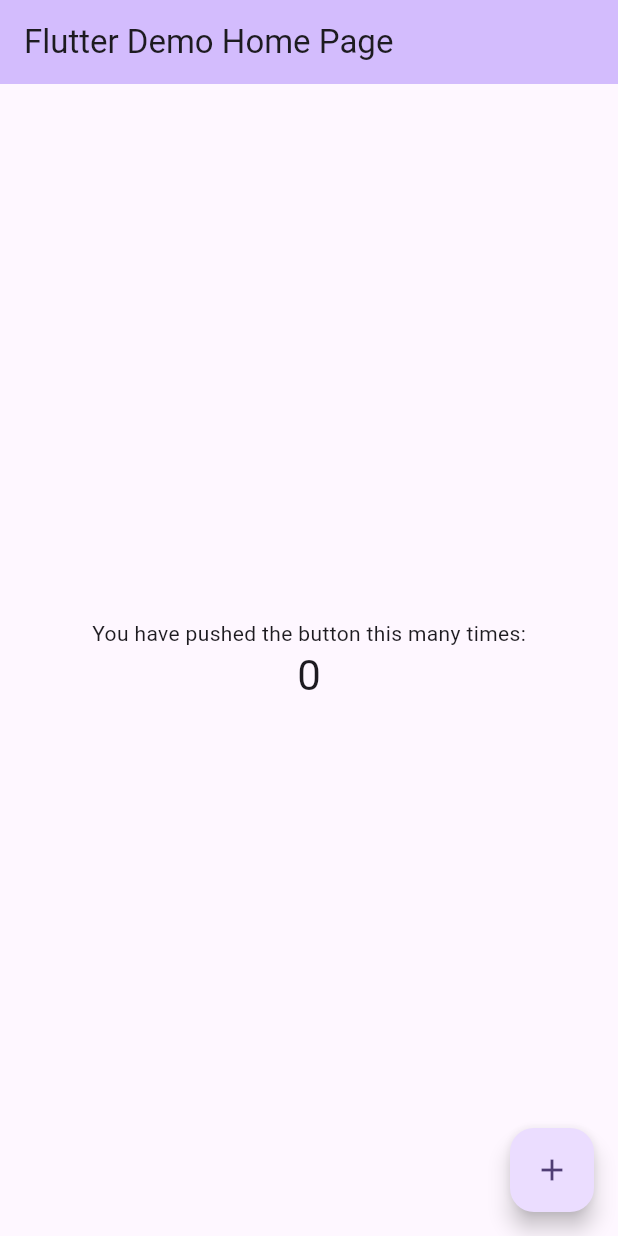
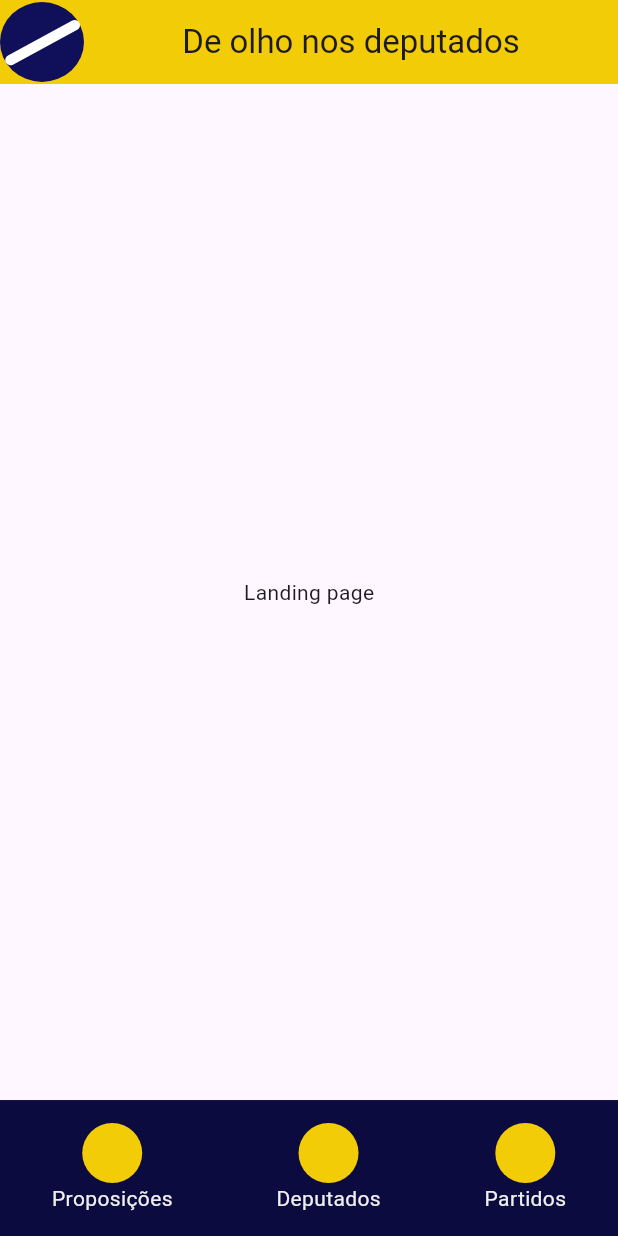
Before and after one commit to BrunoTochetto/Flutter-CamaraDeputados, a Flutter app: the screen it shows after launch, on a phone screen of 412 x 824 dp. Run offline on Flutter 3.47's test engine with Material 3 defaults, Android fonts, the phone set to English and light mode, and no system bars; our stand-ins replace flutter_svg.

Commit message:
feito as coisas de hj né, navegação

```diff
--- /dev/null
+++ b/camara_deputados/lib/core/colors.dart
@@ -0,0 +1,7 @@
+import 'dart:ui';
+
+class Cores {
+  static Color amareloDestaque = Color(0xFFF3CC08);
+  static Color azulEscurasso = Color(0xFF0C0B40);
+  static Color branco = Color(0xFFEFEFEF);
+}
--- a/camara_deputados/lib/main.dart
+++ b/camara_deputados/lib/main.dart
@@ -1,3 +1,4 @@
+import 'package:camara_deputados/pages/padrao.dart';
 import 'package:flutter/material.dart';
 
 void main() {
@@ -11,112 +12,24 @@ class MyApp extends StatelessWidget {
   @override
   Widget build(BuildContext context) {
     return MaterialApp(
-      title: 'Flutter Demo',
-      theme: ThemeData(
-        // This is the theme of your application.
-        //
-        // TRY THIS: Try running your application with "flutter run". You'll see
-        // the application has a purple toolbar. Then, without quitting the app,
-        // try changing the seedColor in the colorScheme below to Colors.green
-        // and then invoke "hot reload" (save your changes or press the "hot
-        // reload" button in a Flutter-supported IDE, or press "r" if you used
-        // the command line to start the app).
-        //
-        // Notice that the counter didn't reset back to zero; the application
-        // state is not lost during the reload. To reset the state, use hot
-        // restart instead.
-        //
-        // This works for code too, not just values: Most code changes can be
-        // tested with just a hot reload.
-        colorScheme: .fromSeed(seedColor: Colors.deepPurple),
-      ),
-      home: const MyHomePage(title: 'Flutter Demo Home Page'),
+      title: 'De olho nos deputados',
+      // theme: ThemeData(
+      //   colorScheme: .fromSeed(seedColor: Colors.deepPurple),
+      // ),
+      routes: {
+        "/": (context) => PaginaPadrao(
+          body: Center(child: Text("Landing page")),
+        ),
+        "/partidos": (context) => PaginaPadrao(
+          body: Center(child: Text("Partidos")),
+        ),
+        "/proposicoes": (context) => PaginaPadrao(
+          body: Center(child: Text("Proposicoes")),
+        ),
+        "/deputados": (context) => PaginaPadrao(
+          body: Center(child: Text("Deputados")),
+        ),
+      },
     );
   }
 }
-
-class MyHomePage extends StatefulWidget {
-  const MyHomePage({super.key, required this.title});
-
-  // This widget is the home page of your application. It is stateful, meaning
-  // that it has a State object (defined below) that contains fields that affect
-  // how it looks.
-
-  // This class is the configuration for the state. It holds the values (in this
-  // case the title) provided by the parent (in this case the App widget) and
-  // used by the build method of the State. Fields in a Widget subclass are
-  // always marked "final".
-
-  final String title;
-
-  @override
-  State<MyHomePage> createState() => _MyHomePageState();
-}
-
-class _MyHomePageState extends State<MyHomePage> {
-  int _counter = 0;
-
-  void _incrementCounter() {
-    setState(() {
-      // This call to setState tells the Flutter framework that something has
-      // changed in this State, which causes it to rerun the build method below
-      // so that the display can reflect the updated values. If we changed
-      // _counter without calling setState(), then the build method would not be
-      // called again, and so nothing would appear to happen.
-      _counter++;
-    });
-  }
-
-  @override
-  Widget build(BuildContext context) {
-    // This method is rerun every time setState is called, for instance as done
-    // by the _incrementCounter method above.
-    //
-    // The Flutter framework has been optimized to make rerunning build methods
-    // fast, so that you can just rebuild anything that needs updating rather
-    // than having to individually change instances of widgets.
-    return Scaffold(
-      appBar: AppBar(
-        // TRY THIS: Try changing the color here to a specific color (to
-        // Colors.amber, perhaps?) and trigger a hot reload to see the AppBar
-        // change color while the other colors stay the same.
-        backgroundColor: Theme.of(context).colorScheme.inversePrimary,
-        // Here we take the value from the MyHomePage object that was created by
-        // the App.build method, and use it to set our appbar title.
-        title: Text(widget.title),
-      ),
-      body: Center(
-        // Center is a layout widget. It takes a single child and positions it
-        // in the middle of the parent.
-        child: Column(
-          // Column is also a layout widget. It takes a list of children and
-          // arranges them vertically. By default, it sizes itself to fit its
-          // children horizontally, and tries to be as tall as its parent.
-          //
-          // Column has various properties to control how it sizes itself and
-          // how it positions its children. Here we use mainAxisAlignment to
-          // center the children vertically; the main axis here is the vertical
-          // axis because Columns are vertical (the cross axis would be
-          // horizontal).
-          //
-          // TRY THIS: Invoke "debug painting" (choose the "Toggle Debug Paint"
-          // action in the IDE, or press "p" in the console), to see the
-          // wireframe for each widget.
-          mainAxisAlignment: .center,
-          children: [
-            const Text('You have pushed the button this many times:'),
-            Text(
-              '$_counter',
-              style: Theme.of(context).textTheme.headlineMedium,
-            ),
-          ],
-        ),
-      ),
-      floatingActionButton: FloatingActionButton(
-        onPressed: _incrementCounter,
-        tooltip: 'Increment',
-        child: const Icon(Icons.add),
-      ),
-    );
-  }
-}
--- /dev/null
+++ b/camara_deputados/lib/pages/padrao.dart
@@ -0,0 +1,22 @@
+import 'package:flutter/material.dart';
+import '../core/colors.dart';
+import 'package:flutter_svg/flutter_svg.dart';
+import '../widgets/CoisinhaDeBaixoQueUsaParaNavegar.dart';
+
+class PaginaPadrao extends StatelessWidget {
+  final Widget body;
+  const PaginaPadrao({super.key, required this.body});
+
+  @override
+  Widget build(BuildContext context) {
+    return Scaffold(
+      appBar: AppBar(
+        leading: SvgPicture.asset('assets/images/logo.svg', semanticsLabel: "Logo",),
+        title: Center(child: Text("De olho nos deputados")),
+        backgroundColor: Cores.amareloDestaque,
+      ),
+      body: body,
+      bottomNavigationBar: CoisinhaDeBaixoQueUsaParaNavegar(),
+    );
+  }
+}
--- /dev/null
+++ b/camara_deputados/lib/widgets/CoisinhaDeBaixoQueUsaParaNavegar.dart
@@ -0,0 +1,70 @@
+import 'dart:math';
+
+import 'package:camara_deputados/core/colors.dart';
+import 'package:flutter/material.dart';
+
+class CoisinhaDeBaixoQueUsaParaNavegar extends StatelessWidget {
+  const CoisinhaDeBaixoQueUsaParaNavegar({super.key});
+
+  @override
+  Widget build(BuildContext context) {
+    return Container(
+      decoration: BoxDecoration(
+        color: Cores.azulEscurasso
+      ),
+      child: SizedBox(
+        height: min(MediaQuery.of(context).size.height * 0.11, 100),
+        child: Padding(
+          padding: const EdgeInsets.symmetric(vertical: 4.0),
+          child: Row(
+              mainAxisAlignment: MainAxisAlignment.spaceAround,
+              children: [
+
+                GestureDetector(
+                    child: Column(
+                    mainAxisAlignment: MainAxisAlignment.center,
+                    children: [
+                      CircleAvatar(backgroundColor: Cores.amareloDestaque,),
+                      Text("Proposições", style: TextStyle(color: Cores.branco),)
+                    ],
+                  ),
+                    onTap: () {
+                      Navigator.pushNamed(context, '/proposicoes');
+                    },
+                  ),
+
+                GestureDetector(
+                    child: Column(
+                    mainAxisAlignment: MainAxisAlignment.center,
+                    children: [
+                      CircleAvatar(backgroundColor: Cores.amareloDestaque,),
+                      Text("Deputados", style: TextStyle(color: Cores.branco),)
+                    ],
+                  ),
+                    onTap: () {
+                      Navigator.pushNamed(context, '/deputados');
+                    },
+                  ),
+
+                GestureDetector(
+                  child: Column(
+                    mainAxisAlignment: MainAxisAlignment.center,
+                    children: [
+                      CircleAvatar(backgroundColor: Cores.amareloDestaque,),
+                      Text("Partidos", style: TextStyle(color: Cores.branco),)
+                    ],
+                  ),
+                  onTap: () {
+                    Navigator.pushNamed(context, '/partidos');
+                  },
+                ),
+
+              ],
+            ),
+        ),
+
+      ),
+    );
+    // return Text("Ola");
+  }
+}
```
Also changed, not shown: camara_deputados/pubspec.yaml (+4 -3 lines), camara_deputados/assets/images/logo.svg (added).
